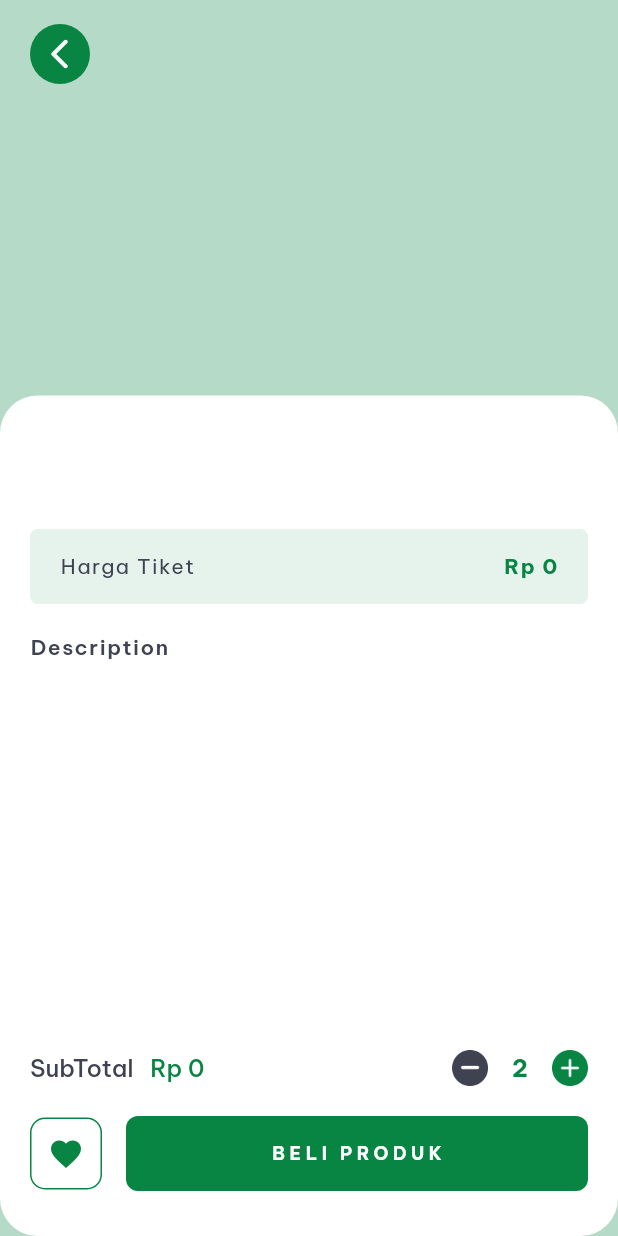
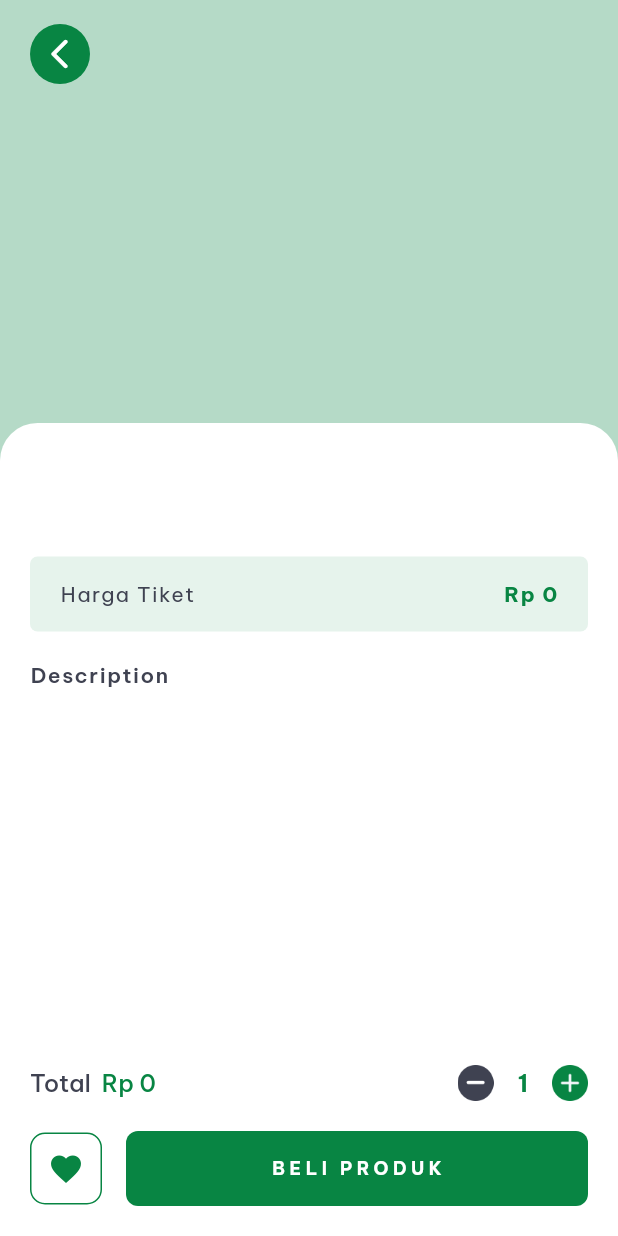
Before and after one commit to Amril26/Digital-Sport, a Flutter app: the DetailProductPage screen opened directly with empty values, on a phone screen of 412 x 824 dp. Run offline on Flutter 3.47's test engine with Material 2 defaults, Android fonts, the phone set to English and light mode, and no system bars; our stand-ins replace cloud_firestore, firebase_auth, firebase_core, google_fonts, loading_indicator; accounts and stored records are empty; network calls fail.

Commit message:
crud buy product

```diff
--- /dev/null
+++ b/lib/create_db_fb/buy_product_db.dart
@@ -0,0 +1,40 @@
+import 'package:cloud_firestore/cloud_firestore.dart';
+import 'package:digital_sport/helpers/url.dart';
+import 'package:firebase_auth/firebase_auth.dart';
+
+class CBuyProduct {
+  static Future addProductBuy({
+    required int countProduct,
+    required int price,
+    required String id,
+    required String image,
+    required String size,
+    required String title,
+  }) async {
+    final CollectionReference collectionData =
+        FirebaseFirestore.instance.collection(PathUrl.pathUser);
+    final FirebaseAuth user = FirebaseAuth.instance;
+    final response = await collectionData.get();
+    final message = response.docs;
+
+    for (var item in message) {
+      if (user.currentUser!.uid == item['id']) {
+        collectionData.doc(item.id).update(
+          {
+            'my_product': item['my_product'] +
+                [
+                  {
+                    'count_product': countProduct,
+                    'id': id,
+                    'image': image,
+                    'price': price,
+                    'size': size,
+                    'title': title,
+                  }
+                ]
+          },
+        );
+      }
+    }
+  }
+}
--- a/lib/main.dart
+++ b/lib/main.dart
@@ -8,6 +8,7 @@ import 'package:digital_sport/pages/ticket/ticket_page.dart';
 import 'package:digital_sport/pages/wrapper_pages.dart';
 import 'package:digital_sport/providers/auth_provider/auth_providers.dart';
 import 'package:digital_sport/providers/get/data_events_providers.dart';
+import 'package:digital_sport/providers/post/buy_product_provider.dart';
 import 'package:firebase_core/firebase_core.dart';
 import 'package:flutter/material.dart';
 import 'package:provider/provider.dart';
@@ -37,6 +38,8 @@ class MyApp extends StatelessWidget {
             create: ((context) => EventsProvider())),
         ChangeNotifierProvider<DataUserProvider>(
             create: ((context) => DataUserProvider())),
+        ChangeNotifierProvider<BuyProductProvider>(
+            create: ((context) => BuyProductProvider())),
       ],
       builder: (context, child) {
         return StreamProvider.value(
--- a/lib/pages/detail_product/detail_product_page.dart
+++ b/lib/pages/detail_product/detail_product_page.dart
@@ -2,6 +2,7 @@ import 'package:digital_sport/helpers/color_style.dart';
 import 'package:digital_sport/helpers/layout_style.dart';
 import 'package:digital_sport/helpers/text_style.dart';
 import 'package:digital_sport/providers/get/data_products_provider.dart';
+import 'package:digital_sport/providers/post/buy_product_provider.dart';
 import 'package:digital_sport/widgets/widget_button_primary.dart';
 import 'package:digital_sport/widgets/widget_loading.dart';
 import 'package:flutter/material.dart';
@@ -21,6 +22,7 @@ class _DetailProductPageState extends State<DetailProductPage> {
   void initState() {
     super.initState();
     context.read<ProductProviders>().getdetailProduct(id: widget.id);
+    context.read<BuyProductProvider>().restart();
   }
 
   Widget _headers(BuildContext context) {
@@ -63,36 +65,12 @@ class _DetailProductPageState extends State<DetailProductPage> {
               ),
             ),
           ),
+        ),
+        Align(
+          alignment: Alignment.bottomCenter,
+          child: _descriptionProduct(),
         )
       ],
-    );
-  }
-
-  Widget _bottomNavigationBar(BuildContext context,
-      {required Function() onTap}) {
-    return Container(
-      height: MediaQuery.of(context).size.height * 0.68,
-      alignment: Alignment.center,
-      padding: LayoutMargin.marginVertical20,
-      decoration: BoxDecoration(
-        color: Colors.white,
-        borderRadius: BorderRadius.circular(25),
-      ),
-      child: Column(
-        mainAxisAlignment: MainAxisAlignment.start,
-        children: [
-          _descriptionProduct(),
-          const Spacer(),
-          _counterAddEvent(),
-          const SizedBox(
-            height: 20,
-          ),
-          _bottomBuyProduct(),
-          const SizedBox(
-            height: 30,
-          )
-        ],
-      ),
     );
   }
 
@@ -101,8 +79,16 @@ class _DetailProductPageState extends State<DetailProductPage> {
       if (dataProduct.isLoadingDetail == true) {
         return const WidgetLoadingIndicator(size: 30);
       } else {
-        return Column(
-          crossAxisAlignment: CrossAxisAlignment.start,
+        return Container(
+          height: MediaQuery.of(context).size.height * 0.50,
+          alignment: Alignment.center,
+          padding: LayoutMargin.marginVertical20,
+          decoration: const BoxDecoration(
+            color: Colors.white,
+            borderRadius: BorderRadius.only(
+                topLeft: Radius.circular(25), topRight: Radius.circular(25)),
+          ),
+          child: ListView(
             children: [
               const SizedBox(
                 height: 30,
@@ -152,6 +138,7 @@ class _DetailProductPageState extends State<DetailProductPage> {
                 ),
               ),
             ],
+          ),
         );
       }
     });
@@ -184,25 +171,39 @@ class _DetailProductPageState extends State<DetailProductPage> {
     );
   }
 
-  Widget _counterAddEvent() {
-    return Row(
+  Widget _bottomBuyProduct() {
+    return Consumer2<BuyProductProvider, ProductProviders>(
+        builder: (context, dataBuyPro, dataDetail, _) => Container(
+              color: Colors.white,
+              padding:
+                  LayoutMargin.marginHorizontal20.copyWith(top: 16, bottom: 20),
+              child: Column(
+                mainAxisSize: MainAxisSize.min,
+                children: [
+                  Row(
                     children: [
                       RichText(
                         text: TextSpan(children: [
                           TextSpan(
-              text: 'SubTotal   ',
-              style: TextSetting.h2.copyWith(fontWeight: FontWeight.w500),
+                            text: 'Total  ',
+                            style: TextSetting.h2
+                                .copyWith(fontWeight: FontWeight.w500),
                           ),
                           TextSpan(
-              text: 'Rp 0',
+                            text:
+                                'Rp ${dataBuyPro.countProduct == 1 ? NumberFormat("#,###", "ID_id").format(dataDetail.detailProduct.price) : NumberFormat("#,###", "ID_id").format(dataBuyPro.totalPrice)}',
                             style: TextSetting.h2.copyWith(
-                  color: ColorApp.colorPrimary, fontWeight: FontWeight.w500),
+                                color: ColorApp.colorPrimary,
+                                fontWeight: FontWeight.w500),
                           ),
                         ]),
                       ),
                       const Spacer(),
                       InkWell(
-          onTap: () {},
+                        onTap: () => context
+                            .read<BuyProductProvider>()
+                            .removeProduct(
+                                price: dataDetail.detailProduct.price),
                         child: Image.asset(
                           'assets/icons/remove_item.png',
                           height: 24,
@@ -213,15 +214,18 @@ class _DetailProductPageState extends State<DetailProductPage> {
                         width: 16,
                       ),
                       Text(
-          '2',
+                        dataBuyPro.countProduct.toString(),
                         style: TextSetting.h2.copyWith(
-              color: ColorApp.colorPrimary, fontWeight: FontWeight.bold),
+                            color: ColorApp.colorPrimary,
+                            fontWeight: FontWeight.bold),
                       ),
                       const SizedBox(
                         width: 16,
                       ),
                       InkWell(
-          onTap: () {},
+                        onTap: () => context
+                            .read<BuyProductProvider>()
+                            .addProduct(price: dataDetail.detailProduct.price),
                         child: Image.asset(
                           'assets/icons/add_item.png',
                           height: 24,
@@ -229,11 +233,11 @@ class _DetailProductPageState extends State<DetailProductPage> {
                         ),
                       )
                     ],
-    );
-  }
-
-  Widget _bottomBuyProduct() {
-    return Row(
+                  ),
+                  const SizedBox(
+                    height: 20,
+                  ),
+                  Row(
                     children: [
                       IconButton(
                           padding: EdgeInsets.zero,
@@ -256,13 +260,26 @@ class _DetailProductPageState extends State<DetailProductPage> {
                       ),
                       Expanded(
                         child: ButtonPrimary(
-              text: 'Beli Produk'.toUpperCase(),
-              onTap: () {
-                // TODO buy product
-              }),
+                          text: dataBuyPro.isLoadBuy == false
+                              ? 'Beli Produk'.toUpperCase()
+                              : 'Loading....',
+                          onTap: () => dataBuyPro.isLoadBuy == false
+                              ? context.read<BuyProductProvider>().buyproduct(
+                                    context,
+                                    image: dataDetail.detailProduct.image[0],
+                                    title: dataDetail.detailProduct.title,
+                                    price: dataBuyPro.countProduct == 1
+                                        ? dataDetail.detailProduct.price
+                                        : dataBuyPro.totalPrice,
+                                  )
+                              : null,
+                        ),
                       ),
                     ],
-    );
+                  ),
+                ],
+              ),
+            ));
   }
 
   @override
@@ -270,10 +287,6 @@ class _DetailProductPageState extends State<DetailProductPage> {
     return Scaffold(
         backgroundColor: const Color(0XFFB5DAC7),
         body: _headers(context),
-      bottomNavigationBar: _bottomNavigationBar(
-        context,
-        onTap: () {},
-      ),
-    );
+        bottomNavigationBar: _bottomBuyProduct());
   }
 }
```
Also changed, not shown: lib/providers/post/buy_product_provider.dart (added, +59 -0 lines), lib/create_db_fb/buy_ticket_db.dart (added), lib/create_db_fb/cDBF_puchase_product.dart (deleted), lib/create_db_fb/cDBF_puchase_ticket.dart (deleted). Lines whose indentation alone changed are shown as unchanged.
